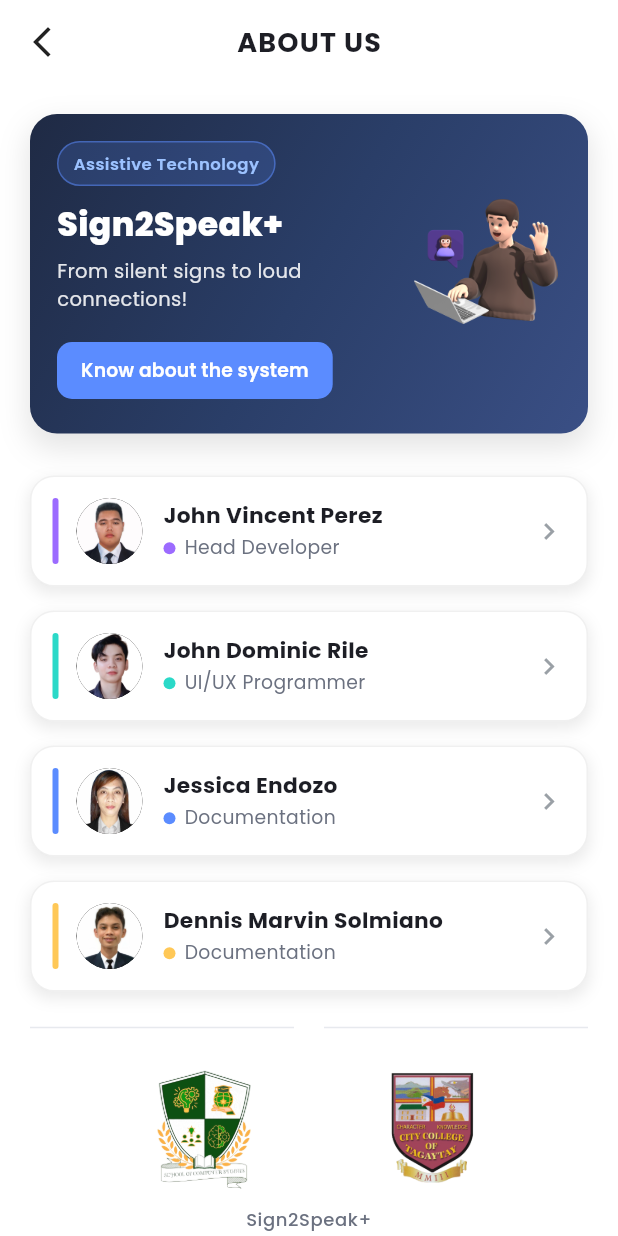
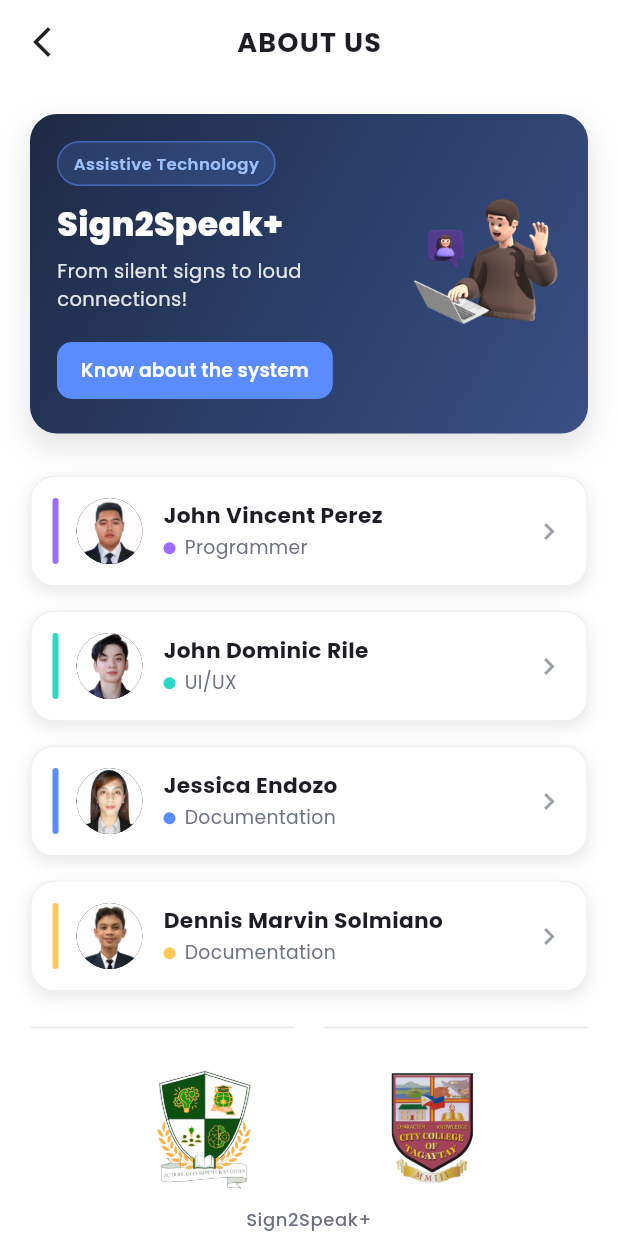
Before and after one commit to jeybi000/Sign2SpeakApp, a Flutter app: the AboutScreen screen opened directly, on a phone screen of 412 x 824 dp. Run offline on Flutter 3.47's test engine with Material 3 defaults, Android fonts, the phone set to English and light mode, and no system bars; our stand-ins replace flutter_tts, google_fonts, smooth_page_indicator.

Commit message:
About Us Update

```diff
--- a/lib/about.dart
+++ b/lib/about.dart
@@ -151,7 +151,7 @@
               context,
               image: "assets/perez.jpg",
               name: "John Vincent Perez",
-              role: "Head Developer",
+              role: "Programmer",
               route: const PScreen(),
               accentColor: const Color(0xFF9C6BFF),
             ),
@@ -160,7 +160,7 @@
               context,
               image: "assets/rile.png",
               name: "John Dominic Rile",
-              role: "UI/UX Programmer",
+              role: "UI/UX",
               route: const RScreen(),
               accentColor: const Color(0xFF2BD9C8),
             ),
```
